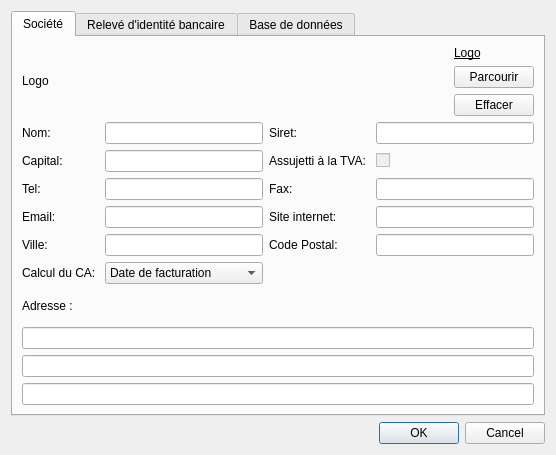
Above: src/dialogsettings.ui from cfdev/mcercle before the change. Below: the same form after it.
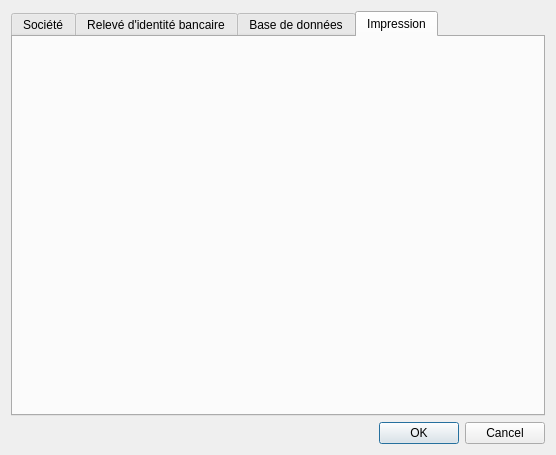
That is the form after the change. The open tabs and pages were chosen to show the change. Icons and pictures are not drawn.

Commit message: Ajout d'un onglet dans les settings pour les paramètres d'impression

What changed in the file:
```diff
--- a/src/dialogsettings.ui
+++ b/src/dialogsettings.ui
@@ -33,7 +33,7 @@
        </property>
        <property name="iconSize">
         <size>
-         <width>24</width>
+         <width>16</width>
          <height>24</height>
         </size>
        </property>
@@ -710,6 +710,20 @@
          </item>
         </layout>
        </widget>
+       <widget class="QWidget" name="tab_printing">
+        <attribute name="icon">
+         <iconset resource="../ressources.qrc">
+          <normaloff>:/app/print</normaloff>:/app/print</iconset>
+        </attribute>
+        <attribute name="title">
+         <string>Impression</string>
+        </attribute>
+        <layout class="QVBoxLayout" name="verticalLayout_9">
+         <item>
+          <layout class="QVBoxLayout" name="verticalLayout_8"/>
+         </item>
+        </layout>
+       </widget>
       </widget>
      </item>
     </layout>
```
